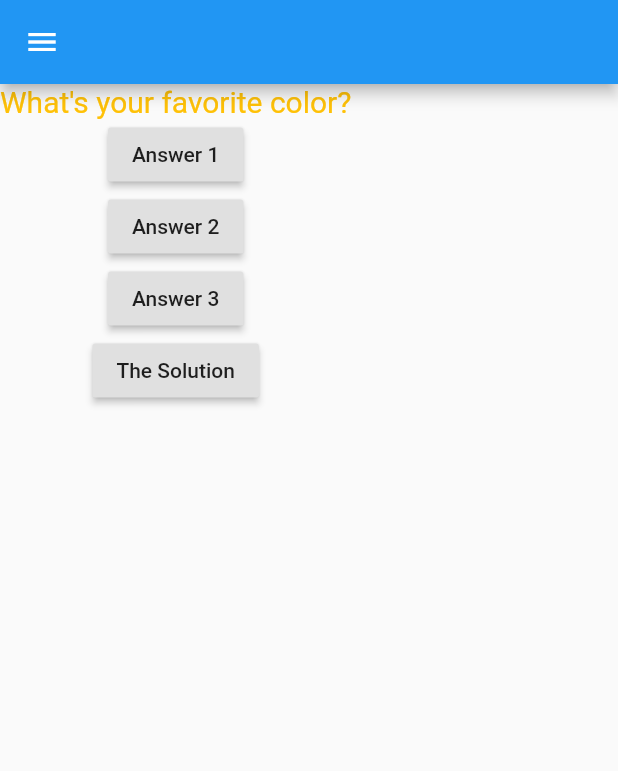
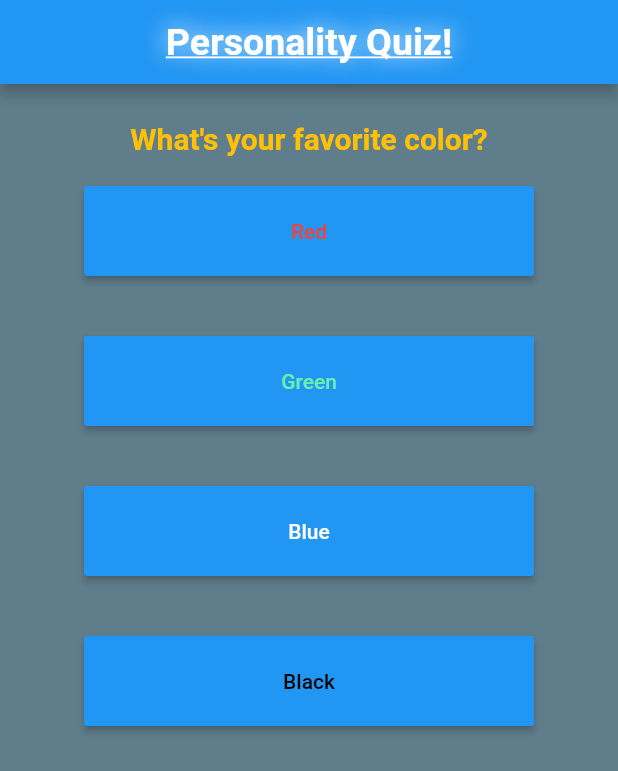
Before and after one commit to abdelazizSalah/LearningDartAndFlutter, a Flutter app: the QuizClass screen opened directly, on a phone screen of 412 x 824 dp. Shown: the top 771 px of the screen. Run offline on Flutter 3.47's test engine with Material 2 defaults, Android fonts, the phone set to English and light mode, and no system bars.

Commit message:
Almost Finishing the Quiz App :)

```diff
--- a/LearningDart/bin/BasicsOfDart.dart
+++ b/LearningDart/bin/BasicsOfDart.dart
@@ -521,6 +521,17 @@ void TryAndCatch() {
   }
 }
 
+void SpreadOperator() {
+  // this operator is responsible for taking all the elements of the nested list
+  // and insert them as an elements for the outside list
+  List names = [
+    "Ahmed",
+    ...["Salma", "Mona", "Gamal"]
+  ];
+
+  print(names);
+}
+
 void main(List<String> arguments) {
   TryAndCatch();
 }
--- /dev/null
+++ b/first_project/lib/Answers.dart
@@ -0,0 +1,38 @@
+import 'package:flutter/material.dart';
+
+class Answer extends StatelessWidget {
+  final String answer;
+
+  //VoidCall back is used as the updated version of function class it should return void
+  // it only used to call functions from the main widget which is not implemented here
+  // in the class
+
+  // we insert the functions where we should apply the logic then we call them using
+  //the VoidCallback in any other widget if needed
+  final VoidCallback functionHandler;
+
+  Answer(this.answer, this.functionHandler);
+
+  @override
+  Widget build(BuildContext context) {
+    Color c1 = Colors.white;
+    if (answer == 'Black')
+      c1 = Colors.black;
+    else if (answer == 'Green')
+      c1 = Colors.greenAccent;
+    else if (answer == 'Red')
+      c1 = Colors.red;
+    else if (answer == 'Blue') c1 = Colors.white;
+    return Container(
+        // we should always set the height and the width :)
+        width: 300,
+        height: 60,
+        margin: EdgeInsets.all(20),
+        child: RaisedButton(
+          onPressed: functionHandler,
+          textColor: c1,
+          color: Colors.blue,
+          child: Text(answer),
+        ));
+  }
+}
--- /dev/null
+++ b/first_project/lib/DartPractice.dart
@@ -0,0 +1,14 @@
+void main() {
+  SpreadOperator();
+}
+
+void SpreadOperator() {
+  // this operator is responsible for taking all the elements of the nested list
+  // and insert them as an elements for the outside list
+  List names = [
+    "Ahmed",
+    ...["Salma", "Mona", "Gamal"]
+  ];
+
+  print(names);
+}
--- a/first_project/lib/PersonalityJudgeApp.dart
+++ b/first_project/lib/PersonalityJudgeApp.dart
@@ -1,5 +1,9 @@
 import 'package:flutter/material.dart';
+import 'Questions.dart';
+import 'Answers.dart';
 
+//now this file is the common denominator of the other utility widgets which are the
+//Questions and the Answer widget
 void main() {
   runApp(PersonalityJudge());
 }
@@ -30,35 +34,55 @@ class QuizClass extends StatefulWidget {
 // this is how we connect the state class to the widget i want
 // as State is a generic class so we can send to it my customized data type
 class HomePage extends State<QuizClass> {
-  String _appName = "";
   int questionsCntr = 0;
 
-  List<String> Questions = [
-    "What's your favorite color?",
-    "What's your favorite animal?"
+  static const List<Map> questions = [
+    {
+      "QuestionText": "What's your favorite color?",
+      "Answers": ["Red", "Green", "Blue", "Black"]
+    },
+    {
+      "QuestionText": "What's your favorite animal?",
+      "Answers": ["Cat", "Dog", "Lion", "Bear"]
+    },
+    {
+      "QuestionText": "Who's your favorite player?",
+      "Answers": ["Messi", "Ronaldo", "Benzema", "Salah"]
+    },
+    {
+      "QuestionText": "What's your Hobby?",
+      "Answers": [
+        "Reading",
+        "Writing",
+        "Coding",
+        "Playing FootBall",
+        "Traveling",
+        "Music"
+      ]
+    }
   ];
+
   void TheQuestionSolutions() {
     // this will print it in the console not in the UI but we can the properties of the class
     // in order to be able to use dynamic values
     setState(() {
-      questionsCntr = (questionsCntr + 1) % 2;
+      questionsCntr = (questionsCntr + 1) % 4;
     });
   }
-
-  void answerQuestion1() => _appName += '1';
-  void answerQuestion2() => _appName += '2';
-  void answerQuestion3() => _appName += '3';
 
   @override
   Widget build(BuildContext context) {
     return Scaffold(
         appBar: AppBar(
+          // this is to center the title ;)
+          centerTitle: true,
           title: Text(
             // "Personality Quiz!",
-            _appName,
+            "Personality Quiz!",
             style: TextStyle(
+                decoration: TextDecoration.underline,
                 fontWeight: FontWeight.bold,
-                fontSize: 20,
+                fontSize: 25,
                 color: Colors.white,
                 shadows: [
                   Shadow(
@@ -66,33 +90,44 @@ class HomePage extends State<QuizClass> {
                     blurRadius: 20, // this makes the text shines :D
                   )
                 ]),
+            textAlign: TextAlign.center,
           ),
         ),
-        drawer: Drawer(),
-        body: Column(
-          children: [
-            Text(
-              Questions[questionsCntr],
-              style: TextStyle(fontSize: 20, color: Colors.amber),
-            ),
-            RaisedButton(
-              child: Text('Answer 1'),
-              onPressed:
-                  answerQuestion1, // ehna bnb3t esm el function bs msh bn3mlha call, 34an fe ay w2t ndos el onpress hya el btro7 te3ml excute
-            ),
-            RaisedButton(
-              child: Text('Answer 2'),
-              onPressed: (() => {answerQuestion2()}),
-            ),
-            RaisedButton(
-              child: Text('Answer 3'),
-              onPressed: ((() => answerQuestion3())),
-            ),
-            RaisedButton(
-              child: Text('The Solution'),
-              onPressed: ((() => TheQuestionSolutions())),
-            ),
-          ],
+        // drawer: Drawer(),
+        body: Container(
+          child: Column(
+            children: [
+              // this is how we can call another widget by using its constructor
+              Questions(questions[questionsCntr]["QuestionText"]),
+
+              /**
+           * HardCoding our answer
+           */
+              // Answer(
+              //     questions[questionsCntr]["Answers"][0], TheQuestionSolutions),
+              // Answer(
+              //     questions[questionsCntr]["Answers"][1], TheQuestionSolutions),
+              // Answer(
+              //     questions[questionsCntr]["Answers"][2], TheQuestionSolutions),
+              // Answer(
+              //     questions[questionsCntr]["Answers"][3], TheQuestionSolutions),
+
+              /**
+             * to make it dynamically we can use the map method
+             *
+             * iterate over all the answers and send them to the Answer constructor and return an Answer objects as list
+             * after that use the spread operator in order to be able to spread them as children for the container :).
+             */
+
+              ...(questions[questionsCntr]['Answers'] as List<String>)
+                  .map((ans) {
+                return Answer(ans, TheQuestionSolutions);
+              }).toList()
+            ],
+          ),
+          decoration: BoxDecoration(
+              color: Colors.blueGrey,
+              border: Border.all(color: Colors.blueGrey, width: 5)),
         ));
   }
 }
--- /dev/null
+++ b/first_project/lib/Questions.dart
@@ -0,0 +1,65 @@
+import 'package:flutter/gestures.dart';
+import 'package:flutter/material.dart';
+
+/**
+ * The idea from this class is to split your app into separated widgets which is
+ * the good practice.
+ *
+ */
+
+class Questions extends StatelessWidget {
+  /**
+   *  it is prefered to set its parameters as final becuase we shouldn't change their
+   *  values inside the class, so whenever they take their initial values we should
+   *  not assign them again
+   * */
+  final String questionText;
+
+  // this is the constructor of the class where we take the input data to the class
+  // in order to update the widget
+  Questions(this.questionText);
+
+  @override
+  Widget build(BuildContext context) {
+    return Container(
+      child: Text(
+        questionText,
+        style: TextStyle(
+          color: Colors.amber,
+          fontSize: 20,
+          fontWeight: FontWeight.bold,
+        ),
+
+        //here this is an enum
+        // this align the design where you want either left, right or at center
+        textAlign: TextAlign.center,
+      ),
+
+      //only is a special constructor for EdgeInsets class
+      // also other options are constructors -> all, LTRB, symmetric and so on
+      margin: EdgeInsets.only(top: 20),
+
+      // if you have not set the width and height it will be automaticaly set as
+      // the size of the items inserted
+      width: double.infinity,
+      // height: double.infinity,
+    );
+  }
+}
+
+/**
+ * ShortCut ->
+ * press s and flutter will suggest you a list of widgets you can choose from them
+ * press ctrl+space to get list of things to help you remember what you can do
+ * press ctrl and hover over things you will see its documentations
+ * */
+
+/**
+ * Despite being stateless widget but we can change its content using the input data
+ * through the constructor or manually, this means that if the data is sent in
+ * the constructor the content of the widget will be changed, However if we have
+ * a property here and tried to change its value here ie(questionText = "AnyString")
+ * this will not be reflected in the UI as this widget is stateless so it takes only
+ * one initial state and never changed until it is re rendered or rebuilt
+ *
+ */
```
